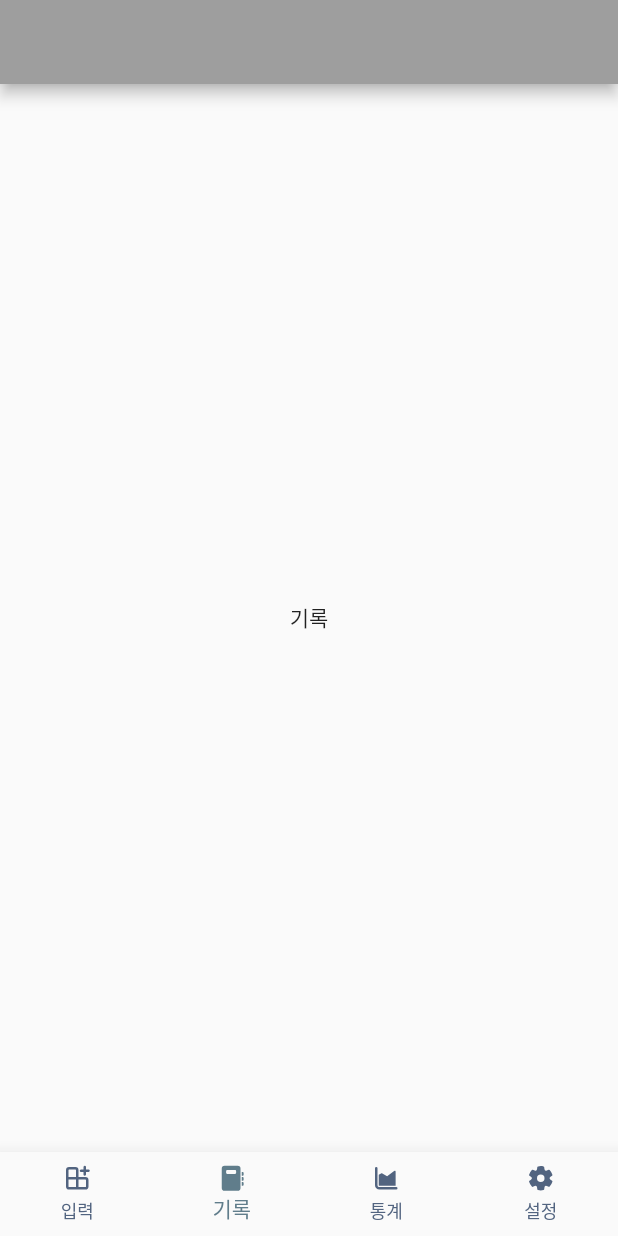
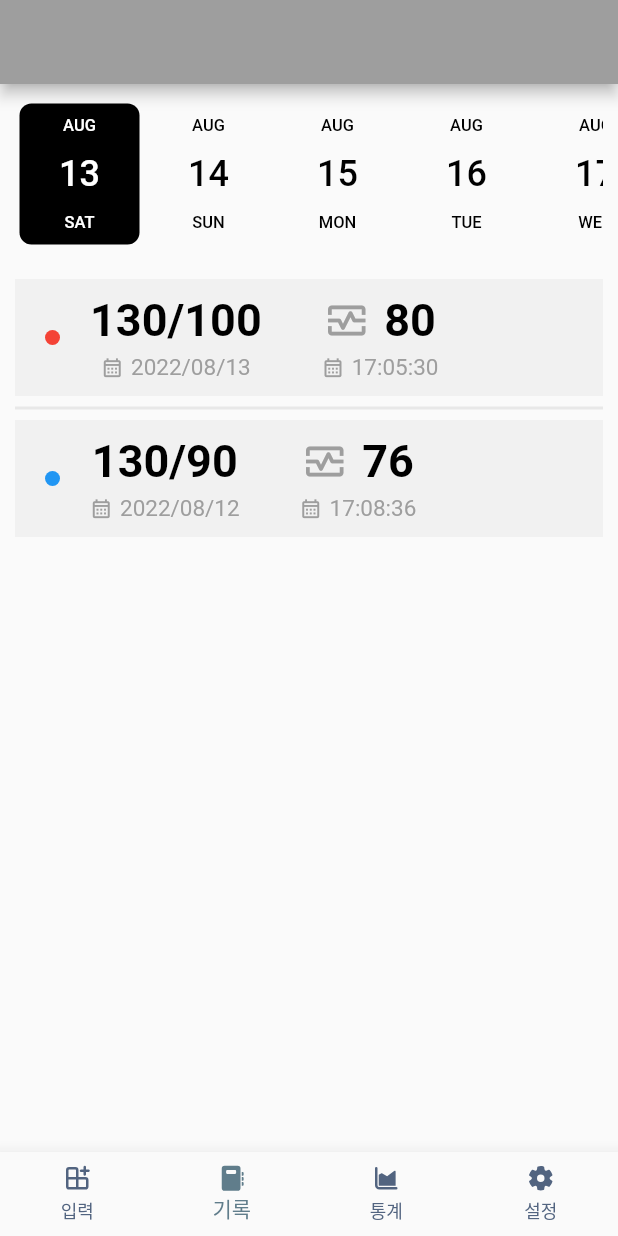
Before and after one commit to Ericky121/bloodpress_mgmt, a Flutter app: the screen it shows after launch, item 2 of the bottom bar chosen, on a phone screen of 412 x 824 dp. Run offline on Flutter 3.47's test engine with Material 2 defaults, Android fonts, the phone set to English and light mode, and no system bars; drawn by our look-alikes of date_picker_timeline; our stand-ins replace fluentui_icons, gap.

Commit message:
작업내용 2022.08.13

```diff
--- a/lib/screens/bottom_bar.dart
+++ b/lib/screens/bottom_bar.dart
@@ -1,3 +1,4 @@
+import 'package:bloodpress_mgmt/screens/record_screen.dart';
 import 'package:fluentui_icons/fluentui_icons.dart';
 import 'package:flutter/material.dart';
 
@@ -16,7 +17,7 @@ class _BottomBarState extends State<BottomBar> {
 
   static final List<Widget> _widgetOption = <Widget>[
     InputScreen(),
-    Text("기록"),
+    RecordViewScreen(),
     Text("통계"),
     Text("설정"),
   ];
--- /dev/null
+++ b/lib/screens/record_screen.dart
@@ -0,0 +1,64 @@
+import 'package:flutter/material.dart';
+import 'package:gap/gap.dart';
+import 'package:date_picker_timeline/date_picker_timeline.dart';
+
+import '../widgets/BloodInfoBarWidget.dart';
+
+class RecordViewScreen extends StatefulWidget {
+  const RecordViewScreen({Key? key}) : super(key: key);
+
+  @override
+  State<RecordViewScreen> createState() => _RecordViewScreenState();
+}
+
+class _RecordViewScreenState extends State<RecordViewScreen> {
+
+  DateTime _selectedDate = DateTime.now();
+
+  @override
+  Widget build(BuildContext context) {
+    return Container(
+      padding: EdgeInsets.symmetric(vertical: 10, horizontal: 10),
+      child: Column(
+        children: [
+          DatePicker(
+            DateTime.now(),
+            height: 100,
+            width: 80,
+            //controller: _controller,
+            initialSelectedDate: DateTime.now(),
+            selectionColor: Colors.black,
+            selectedTextColor: Colors.white,
+            // inactiveDates: [
+            //   DateTime.now().add(Duration(days: 3)),
+            //   DateTime.now().add(Duration(days: 4)),
+            //   DateTime.now().add(Duration(days: 7))
+            // ],
+            onDateChange: (date) {
+              // New date selected
+              setState(() {
+                _selectedDate = date;
+              });
+            },
+          ),
+          Gap(20),
+          BloodInfoBarWidget(
+            iconColor: Colors.red,
+            bloodPress: "130/100",
+            heartRate: "80",
+            measureDate: "2022/08/13",
+            measureTime: "17:05:30",
+          ),
+          Divider(thickness: 2, color: Colors.grey.withOpacity(0.2),),
+          BloodInfoBarWidget(
+            iconColor: Colors.blue,
+            bloodPress: "130/90",
+            heartRate: "76",
+            measureDate: "2022/08/12",
+            measureTime: "17:08:36",
+          ),
+        ],
+      ),
+    );
+  }
+}
--- /dev/null
+++ b/lib/widgets/BloodInfoBarWidget.dart
@@ -0,0 +1,112 @@
+import 'package:flutter/material.dart';
+import 'package:gap/gap.dart';
+
+class BloodInfoBarWidget extends StatelessWidget {
+  final Color iconColor;
+  final String bloodPress;
+  final String heartRate;
+  final String measureDate;
+  final String measureTime;
+
+  const BloodInfoBarWidget({Key? key,
+    required this.iconColor,
+    required this.bloodPress,
+    required this.heartRate,
+    required this.measureDate,
+    required this.measureTime
+  }) : super(key: key);
+
+  @override
+  Widget build(BuildContext context) {
+    return Container(
+      padding: EdgeInsets.symmetric(vertical: 10, horizontal: 20),
+      decoration: BoxDecoration(
+        color: Colors.grey.withOpacity(0.1),
+      ),
+      child: Row(
+        children: [
+          Container(
+            width: 10,
+            height: 10,
+            decoration: BoxDecoration(
+              shape: BoxShape.circle,
+              color: iconColor,
+            ),
+          ),
+          Gap(20),
+          Column(
+            children: [
+              Text(
+                bloodPress,
+                style: TextStyle(
+                    fontSize: 30,
+                    fontWeight: FontWeight.bold,
+                    color: Colors.black
+                ),
+              ),
+              Gap(5),
+              Row(
+                children: [
+                  Icon(
+                    Icons.calendar_month_outlined,
+                    color: Colors.grey,
+                    size: 15,
+                  ),
+                  Gap(5),
+                  Text(
+                    measureDate,
+                    style: TextStyle(
+                      fontSize: 15,
+                      color: Colors.grey,
+                    ),
+                  )
+                ],
+              )
+            ],
+          ),
+          Gap(40),
+          Column(
+            children: [
+              Row(
+                children: [
+                  Icon(
+                    Icons.monitor_heart_outlined,
+                    color: Colors.grey,
+                    size: 30,
+                  ),
+                  Gap(10),
+                  Text(
+                    heartRate,
+                    style: TextStyle(
+                      fontSize: 30,
+                      fontWeight: FontWeight.bold,
+                      color: Colors.black,
+                    ),
+                  )
+                ],
+              ),
+              Gap(5),
+              Row(
+                children: [
+                  Icon(
+                    Icons.calendar_month_outlined,
+                    color: Colors.grey,
+                    size: 15,
+                  ),
+                  Gap(5),
+                  Text(
+                    measureTime,
+                    style: TextStyle(
+                      fontSize: 15,
+                      color: Colors.grey,
+                    ),
+                  )
+                ],
+              )
+            ],
+          )
+        ],
+      ),
+    );
+  }
+}
--- a/pubspec.yaml
+++ b/pubspec.yaml
@@ -36,6 +36,8 @@ dependencies:
   cupertino_icons: ^1.0.2
   fluentui_icons: ^1.0.0
   gap: ^2.0.0
+  date_picker_timeline: ^1.2.3
+  google_fonts: ^3.0.1
 
 dev_dependencies:
   flutter_test:
```
Also changed, not shown: pubspec.lock.
